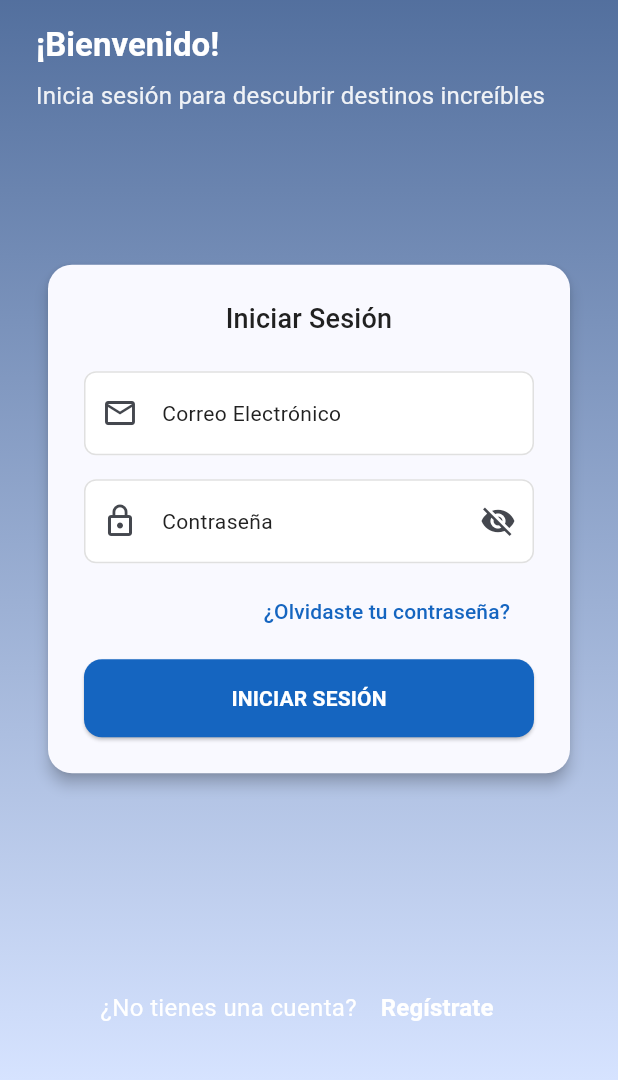
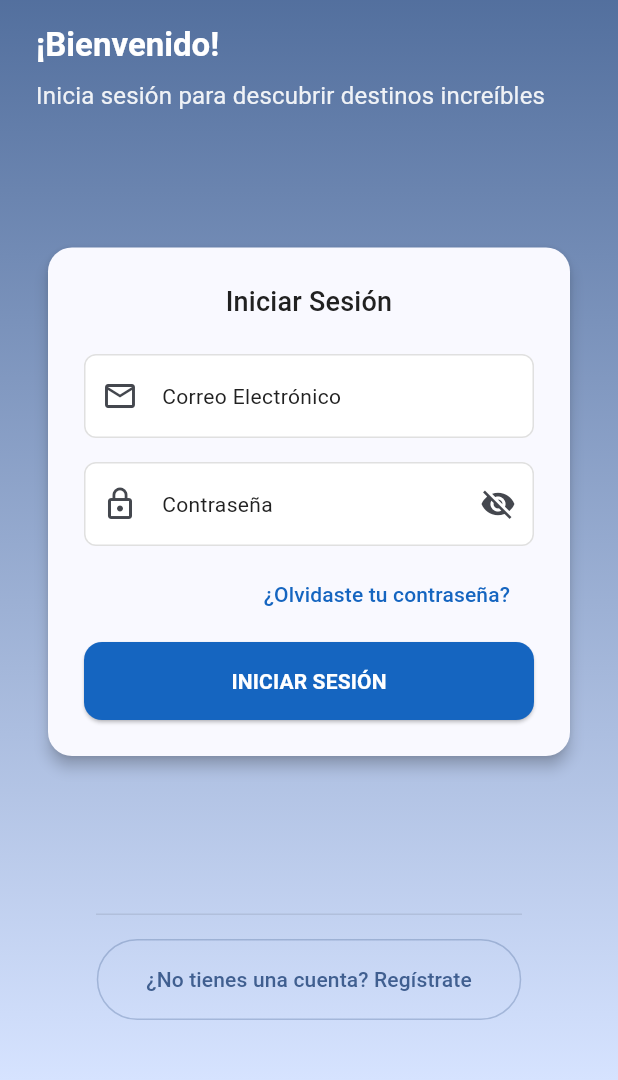
Before and after one commit to devlitus/travel_app, a Flutter app: the screen it shows after launch, on a phone screen of 412 x 824 dp, the part 156-1236 px from its top. Run offline on Flutter 3.47's test engine with Material 3 defaults, Android fonts, the phone set to English and light mode, and no system bars; our stand-ins replace flutter_riverpod, riverpod_annotation; generated files the repository leaves out were written again.

Commit message:
feat(auth): mejorar el footer de la pantalla de login
Actualiza el diseño del footer para incluir una opción de registro con un estilo minimalista. Se añade un contenedor con un gesto de detección para navegar a la pantalla de registro, mejorando la experiencia del usuario.

```diff
--- a/lib/presentation/widgets/auth/login_footer_widget.dart
+++ b/lib/presentation/widgets/auth/login_footer_widget.dart
@@ -2,42 +2,55 @@ import 'package:flutter/material.dart';
 import '../../common/spacing.dart';
 
 /// Widget para el footer de la pantalla de login que incluye
-/// la opción para registrarse
+/// la opción para registrarse con un diseño minimalista
 class LoginFooterWidget extends StatelessWidget {
   const LoginFooterWidget({super.key});
 
   @override
   Widget build(BuildContext context) {
-    return Column(
-      children: [
-        // Contenedor para las opciones sociales (se puede implementar después)
-        // const SocialLoginOptions(),
-        Spacing.height(Spacing.xl),
+    final theme = Theme.of(context);
 
-        // Opción para crear cuenta nueva
-        Row(
-          mainAxisAlignment: MainAxisAlignment.center,
-          children: [
-            Text(
-              '¿No tienes una cuenta?',
-              style: TextStyle(color: Colors.white, fontSize: 16),
-            ),
-            TextButton(
-              onPressed: () {
-                Navigator.pushNamed(context, '/register');
-              },
+    return Padding(
+      padding: EdgeInsets.symmetric(vertical: Spacing.m),
+      child: Column(
+        children: [
+          // Línea divisoria sutil para separación visual
+          Divider(
+            color: theme.colorScheme.onSurface.withOpacity(0.1),
+            thickness: 1,
+            indent: 40,
+            endIndent: 40,
+          ),
+
+          Spacing.height(Spacing.m),
+
+          // Opción para crear cuenta con diseño minimalista
+          GestureDetector(
+            onTap: () {
+              Navigator.pushNamed(context, '/register');
+            },
+            child: Container(
+              padding: EdgeInsets.symmetric(
+                vertical: Spacing.m,
+                horizontal: Spacing.xl,
+              ),
+              decoration: BoxDecoration(
+                borderRadius: BorderRadius.circular(30),
+                border: Border.all(
+                  color: theme.colorScheme.primary.withOpacity(0.3),
+                  width: 1,
+                ),
+              ),
               child: Text(
-                'Regístrate',
-                style: TextStyle(
-                  color: Colors.white,
-                  fontWeight: FontWeight.bold,
-                  fontSize: 16,
+                '¿No tienes una cuenta? Regístrate',
+                style: theme.textTheme.labelLarge?.copyWith(
+                  color: theme.colorScheme.primary,
                 ),
               ),
             ),
-          ],
-        ),
-      ],
+          ),
+        ],
+      ),
     );
   }
 }
```
